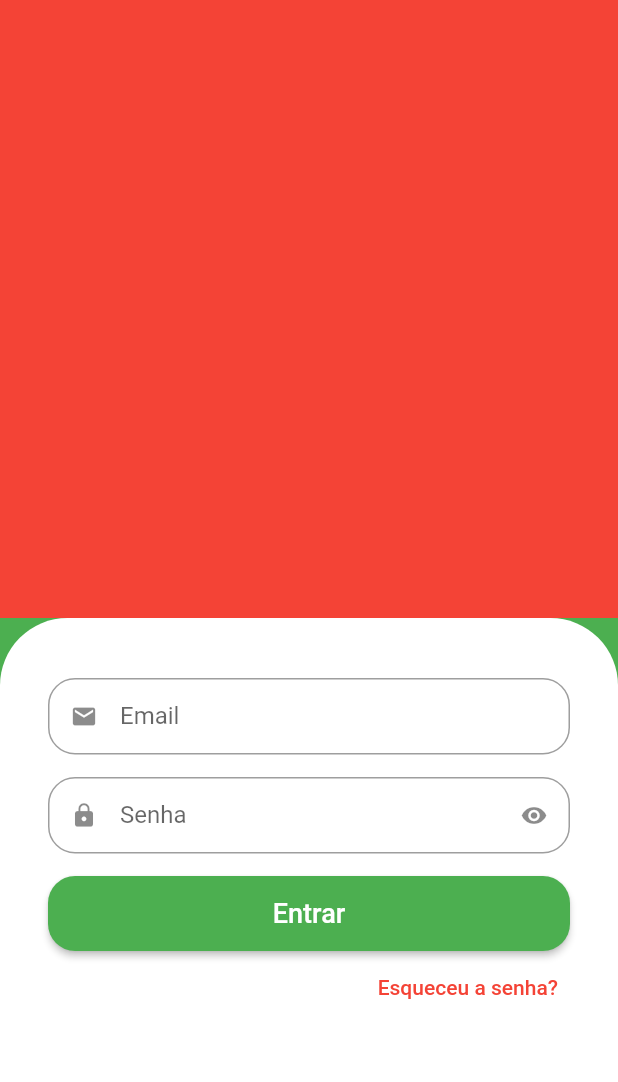
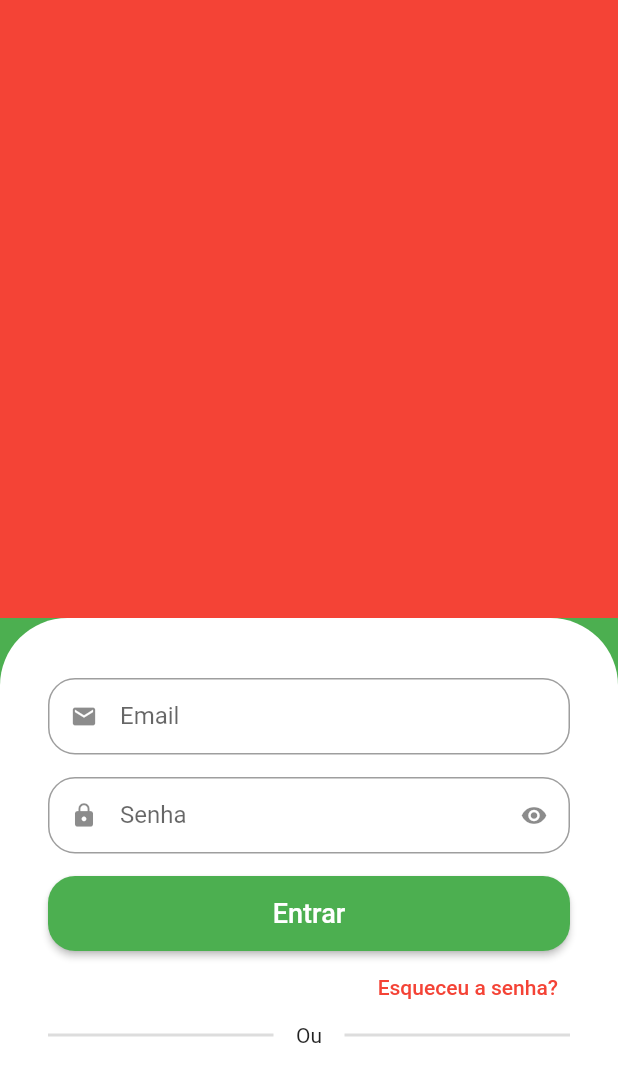
Before and after one commit to ventocilla/greengrocer, a Flutter app: the screen it shows after launch, on a phone screen of 412 x 824 dp. Shown: the top 1082 px of the screen. Run offline on Flutter 3.47's test engine with Material 2 defaults, Android fonts, the phone set to English and light mode, and no system bars.

Commit message:
added Divider

```diff
--- a/lib/src/auth/sign_in_screen.dart
+++ b/lib/src/auth/sign_in_screen.dart
@@ -74,6 +74,27 @@ class SignInScreen extends StatelessWidget {
                       ),
                     ),
                   ),
+
+                  Row(
+                    children: [
+                      Expanded(
+                        child: Divider(
+                          color: Colors.grey.withAlpha(90),
+                          thickness: 2,
+                        ),
+                      ),
+                      const Padding(
+                        padding: EdgeInsets.symmetric(horizontal: 15),
+                        child: Text('Ou'),
+                      ),
+                      Expanded(
+                        child: Divider(
+                          color: Colors.grey.withAlpha(90),
+                          thickness: 2,
+                        ),
+                      ),
+                    ],
+                  ),
                 ],
               ),
             ),
```
